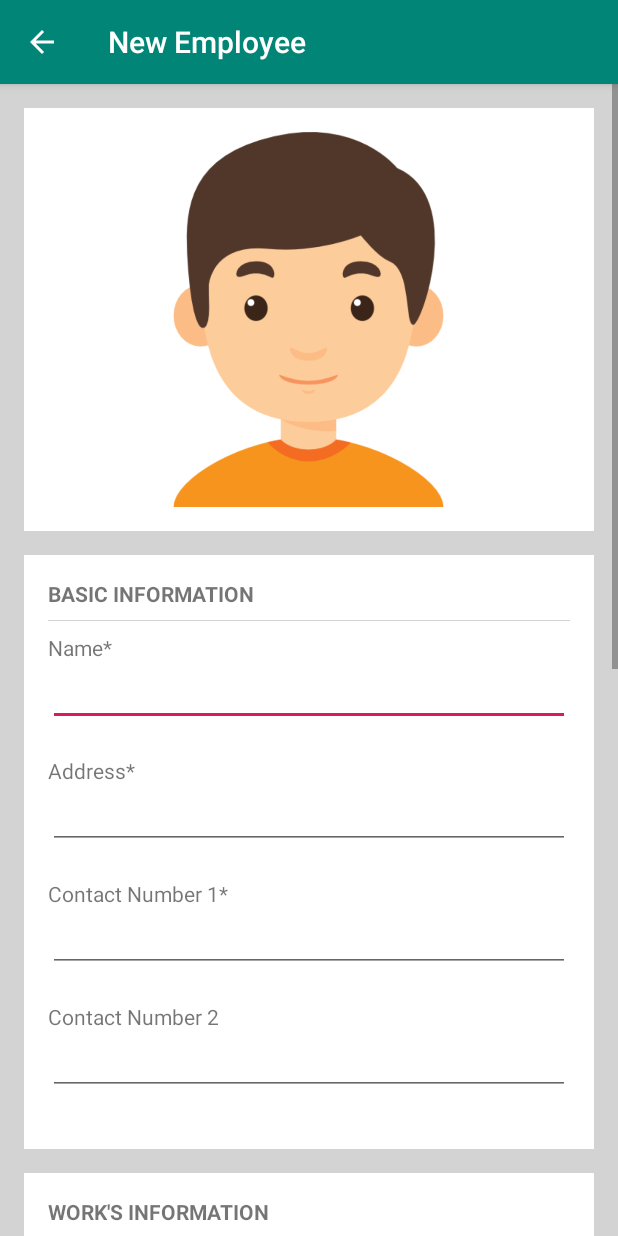
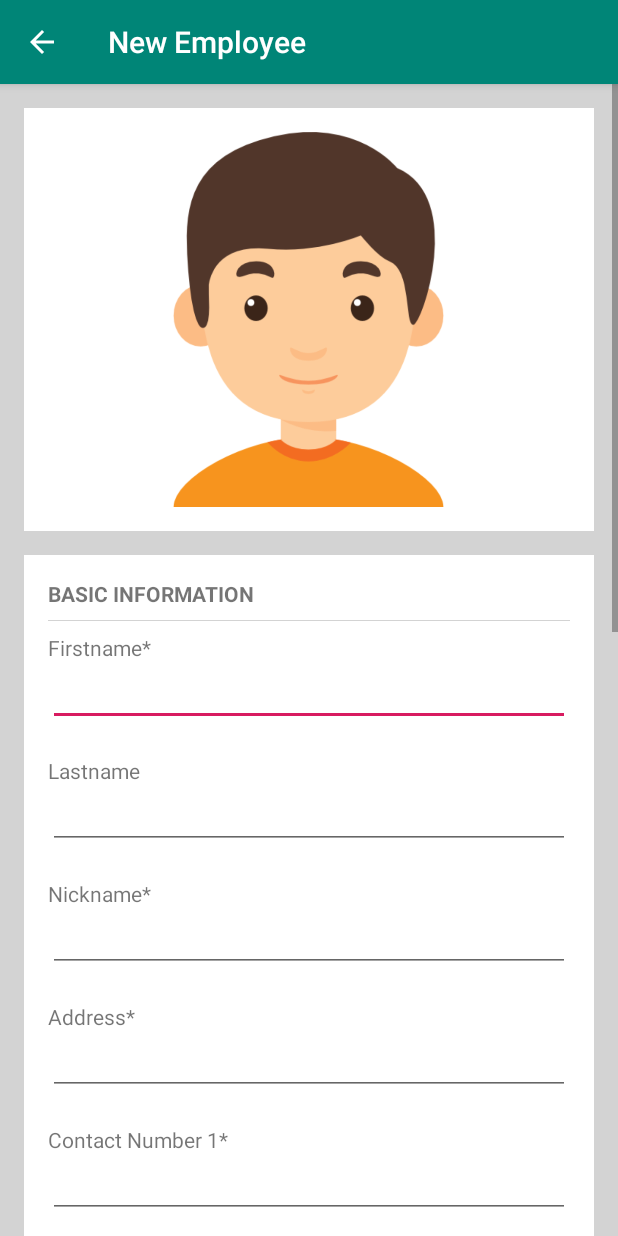
Before and after one commit to geneticdie/eContact, an Android app: the NewEmployee screen opened directly, with no data from a screen before it, on a phone screen of 412 x 824 dp. Run offline under Robolectric (Android 15) with nearby library versions, the phone set to English and light mode, and no system bars; our stand-ins replace Firebase (no records; nobody signed in at launch, a user with empty details on screens opened directly); libraries missing offline, so code that uses them is left out: com.theartofdev.edmodo, com.weiwangcn.betterspinner; plain views replace MaterialBetterSpinner; 4 statements that could not run were skipped.

Commit message:
Init import

```diff
--- a/app/src/main/java/xyz/voltwilz/employee/NewEmployee.java
+++ b/app/src/main/java/xyz/voltwilz/employee/NewEmployee.java
@@ -12,6 +12,8 @@ import android.content.DialogInterface;
 import android.content.Intent;
 import android.net.Uri;
 import android.os.Bundle;
+import android.text.Editable;
+import android.text.TextWatcher;
 import android.view.MenuItem;
 import android.view.View;
 import android.view.animation.Animation;
@@ -24,6 +26,8 @@ import android.widget.ImageView;
 import android.widget.LinearLayout;
 import android.widget.ProgressBar;
 import android.widget.RelativeLayout;
+import android.widget.Spinner;
+import android.widget.TextView;
 import android.widget.Toast;
 
 import com.fasterxml.jackson.databind.ObjectMapper;
@@ -61,12 +65,15 @@ public class NewEmployee extends AppCompatActivity {
     LinearLayout newEmployee_wholeLayout;
     ProgressBar newEmployee_progressBar;
     MaterialBetterSpinner mColourRelation;
-    EditText mName, mAddress, mSalary, mCtcNum1, mCtcNum2, mOrganization,
-            mOrgaDetail, mBudget1, mBudget2, mTypeBudget1, mTypeBudget2;
+    ArrayAdapter<String> arrayAdapterTypeBudget;
+    Spinner spinnerTypeBudget1, spinnerTypeBudget2;
+    TextView tv_TypeBudget2;
+    EditText mFirstname, mLastname, mNickname, mAddress, mSalary, mCtcNum1, mCtcNum2, mOrganization,
+            mOrgaDetail, mBudget1, mBudget2;
     ImageView newEmployeeProfPic;
-    String newEmployeeName, newEmployeeAddress, newEmployeeCtcNum1,
+    String newEmployeeFirstname, newEmployeeLastname, newEmployeeNickname, newEmployeeAddress, newEmployeeCtcNum1,
             newEmployeeCtcNum2, newEmployeeOrganization, newEmployeeOrgaDetail, newEmployeeTypeBudget1, newEmployeeTypeBudget2;
-    String newKeyValue, colourRelationValue;
+    String newKeyValue, colourRelationValue, typeBudget1Value, typeBudget2Value;
     Integer newEmployeeSalary, newEmployeeBudget1, newEmployeeBudget2;
 
     Button mBtnCreate;
@@ -79,13 +86,16 @@ public class NewEmployee extends AppCompatActivity {
         getSupportActionBar().setDisplayHomeAsUpEnabled(true);
         setTitle("New Employee");
 
-        String[] colourRelationList = {"Green","Yellow","Blue"};
+        String[] colourRelationList = {"Green", "Yellow", "Blue"};
+        String[] typeBudget = {"Monthly", "Yearly", "Periodic"};
 
         newEmployeeRootLayout = findViewById(R.id.newEmployee_MainLayout);
         newEmployee_wholeLayout = findViewById(R.id.newEmployee_wholeLayout);
         newEmployee_progressBar = findViewById(R.id.newEmployee_progressBar);
         newEmployeeProfPic = findViewById(R.id.newEmployee_profPicture);
-        mName = findViewById(R.id.newEmployee_name);
+        mFirstname = findViewById(R.id.newEmployee_firstName);
+        mLastname = findViewById(R.id.newEmployee_lastName);
+        mNickname = findViewById(R.id.newEmployee_nickname);
         mAddress = findViewById(R.id.newEmployee_address);
         mSalary = findViewById(R.id.newEmployee_salary);
         mCtcNum1 = findViewById(R.id.newEmployee_contactNum1);
@@ -95,8 +105,9 @@ public class NewEmployee extends AppCompatActivity {
         mColourRelation = findViewById(R.id.newEmployee_colourRelation);
         mBudget1 = findViewById(R.id.newEmployee_budget1);
         mBudget2 = findViewById(R.id.newEmployee_budget2);
-        mTypeBudget1 = findViewById(R.id.newEmployee_typeBudget1);
-        mTypeBudget2 = findViewById(R.id.newEmployee_typeBudget2);
+        spinnerTypeBudget1 = findViewById(R.id.newEmployee_SpinnerTypeBudget1);
+        spinnerTypeBudget2 = findViewById(R.id.newEmployee_SpinnerTypeBudget2);
+        tv_TypeBudget2 = findViewById(R.id.newEmployee_tvTypeBudget2);
         mBtnCreate = findViewById(R.id.newEmployee_btnCreate);
 
         ArrayAdapter<String> arrayAdapter = new ArrayAdapter<String>(this,
@@ -109,6 +120,65 @@ public class NewEmployee extends AppCompatActivity {
             @Override
             public void onItemClick(AdapterView<?> adapterView, View view, int i, long l) {
                 colourRelationValue = adapterView.getItemAtPosition(i).toString();
+            }
+        });
+
+        arrayAdapterTypeBudget = new ArrayAdapter<>(this,
+                android.R.layout.simple_dropdown_item_1line, typeBudget);
+
+        spinnerTypeBudget1.setAdapter(arrayAdapterTypeBudget);
+        spinnerTypeBudget2.setAdapter(arrayAdapterTypeBudget);
+
+        spinnerTypeBudget1.setOnItemSelectedListener(new AdapterView.OnItemSelectedListener() {
+            @Override
+            public void onItemSelected(AdapterView<?> adapterView, View view, int i, long l) {
+                typeBudget1Value = adapterView.getItemAtPosition(i).toString();
+            }
+
+            @Override
+            public void onNothingSelected(AdapterView<?> adapterView) {
+                typeBudget1Value = "";
+            }
+        });
+
+        spinnerTypeBudget2.setOnItemSelectedListener(new AdapterView.OnItemSelectedListener() {
+            @Override
+            public void onItemSelected(AdapterView<?> adapterView, View view, int i, long l) {
+                typeBudget2Value = adapterView.getItemAtPosition(i).toString();
+            }
+
+            @Override
+            public void onNothingSelected(AdapterView<?> adapterView) {
+                typeBudget2Value = "";
+            }
+        });
+
+        tv_TypeBudget2.setVisibility(View.GONE);
+        spinnerTypeBudget2.setVisibility(View.GONE);
+        mBudget2.addTextChangedListener(new TextWatcher() {
+            @Override
+            public void beforeTextChanged(CharSequence charSequence, int i, int i1, int i2) {
+
+            }
+
+            @Override
+            public void onTextChanged(CharSequence charSequence, int i, int i1, int i2) {
+                if (mBudget2.getText().toString().isEmpty()) {
+                    mBudget2.setText("0");
+                    if (Integer.valueOf(mBudget2.getText().toString()) == 0) {
+                        tv_TypeBudget2.setVisibility(View.GONE);
+                        spinnerTypeBudget2.setVisibility(View.GONE);
+                    }
+                    typeBudget2Value = "";
+                } else {
+                    tv_TypeBudget2.setVisibility(View.VISIBLE);
+                    spinnerTypeBudget2.setVisibility(View.VISIBLE);
+                }
+            }
+
+            @Override
+            public void afterTextChanged(Editable editable) {
+
             }
         });
 
@@ -133,6 +203,7 @@ public class NewEmployee extends AppCompatActivity {
 
         colourRelationValue = "";
         newKeyValue = usersRef.push().getKey();
+
         newEmployee_progressBar.setVisibility(View.INVISIBLE);
     }
 
@@ -173,14 +244,16 @@ public class NewEmployee extends AppCompatActivity {
         final Animation shake = AnimationUtils.loadAnimation(NewEmployee.this, R.anim.shake);
         Boolean validateSucceed = true;
 
-        newEmployeeName = mName.getText().toString();
+        newEmployeeFirstname = mFirstname.getText().toString();
+        newEmployeeLastname = mLastname.getText().toString();
+        newEmployeeNickname = mNickname.getText().toString();
         newEmployeeAddress = mAddress.getText().toString();
         newEmployeeCtcNum1 = mCtcNum1.getText().toString();
         newEmployeeCtcNum2 = mCtcNum2.getText().toString();
         newEmployeeOrganization = mOrganization.getText().toString();
         newEmployeeOrgaDetail = mOrgaDetail.getText().toString();
-        newEmployeeTypeBudget1 = mTypeBudget1.getText().toString();
-        newEmployeeTypeBudget2 = mTypeBudget2.getText().toString();
+        newEmployeeTypeBudget1 = typeBudget1Value;
+        newEmployeeTypeBudget2 = typeBudget2Value;
 
         // Checking if Salary, Budget1, and Budget2 is blank or not
         if (mSalary.getText().toString().equals("")) {
@@ -199,9 +272,13 @@ public class NewEmployee extends AppCompatActivity {
             newEmployeeBudget2 = Integer.valueOf(mBudget2.getText().toString());
         }
 
-        if (newEmployeeName.equals("")) {
-            mName.startAnimation(shake);
-            mName.requestFocus();
+        if (newEmployeeFirstname.equals("")) {
+            mFirstname.startAnimation(shake);
+            mFirstname.requestFocus();
+            validateSucceed = false;
+        } else if (newEmployeeNickname.equals("")) {
+            mNickname.startAnimation(shake);
+            mNickname.requestFocus();
             validateSucceed = false;
         } else if (newEmployeeAddress.equals("")) {
             mAddress.startAnimation(shake);
@@ -228,8 +305,8 @@ public class NewEmployee extends AppCompatActivity {
             mBudget1.requestFocus();
             validateSucceed = false;
         } else if (newEmployeeTypeBudget1.equals("")) {
-            mTypeBudget1.startAnimation(shake);
-            mTypeBudget1.requestFocus();
+            spinnerTypeBudget1.startAnimation(shake);
+            spinnerTypeBudget1.requestFocus();
             validateSucceed = false;
         }
 
@@ -253,7 +330,9 @@ public class NewEmployee extends AppCompatActivity {
         updateBio.put("budget2", newEmployeeBudget2);
         updateBio.put("ctcNum1", newEmployeeCtcNum1);
         updateBio.put("ctcNum2", newEmployeeCtcNum2);
-        updateBio.put("name", newEmployeeName);
+        updateBio.put("firstName", newEmployeeFirstname);
+        updateBio.put("lastName", newEmployeeLastname);
+        updateBio.put("nickname", newEmployeeNickname);
         updateBio.put("orgDetail", newEmployeeOrgaDetail);
         updateBio.put("organization", newEmployeeOrganization);
         updateBio.put("salary", newEmployeeSalary);
--- a/app/src/main/java/xyz/voltwilz/employee/SignUpPage.java
+++ b/app/src/main/java/xyz/voltwilz/employee/SignUpPage.java
@@ -145,7 +145,7 @@ public class SignUpPage extends AppCompatActivity {
         DateFormat dateFormat = new SimpleDateFormat("dd/MM/yy HH:mm:ss");
         Date currentDate = new Date();
 
-        UserProfile userProfile = new UserProfile("", "", "",
+        UserProfile userProfile = new UserProfile("", "", "", "", "",
                 "", "", "",
                 "", "", 0,
                 0, 0, 1, dateFormat.format(currentDate), "");
--- a/app/src/main/res/layout/activity_new_employee.xml
+++ b/app/src/main/res/layout/activity_new_employee.xml
@@ -70,10 +70,36 @@
                     android:layout_width="wrap_content"
                     android:layout_height="wrap_content"
                     android:textSize="14sp"
-                    android:text="Name*"/>
+                    android:text="Firstname*"/>
 
                 <EditText
-                    android:id="@+id/newEmployee_name"
+                    android:id="@+id/newEmployee_firstName"
+                    android:layout_width="match_parent"
+                    android:layout_height="wrap_content"
+                    android:textSize="16sp"
+                    android:layout_marginBottom="20dp"/>
+
+                <TextView
+                    android:layout_width="wrap_content"
+                    android:layout_height="wrap_content"
+                    android:textSize="14sp"
+                    android:text="Lastname"/>
+
+                <EditText
+                    android:id="@+id/newEmployee_lastName"
+                    android:layout_width="match_parent"
+                    android:layout_height="wrap_content"
+                    android:textSize="16sp"
+                    android:layout_marginBottom="20dp"/>
+
+                <TextView
+                    android:layout_width="wrap_content"
+                    android:layout_height="wrap_content"
+                    android:textSize="14sp"
+                    android:text="Nickname*"/>
+
+                <EditText
+                    android:id="@+id/newEmployee_nickname"
                     android:layout_width="match_parent"
                     android:layout_height="wrap_content"
                     android:textSize="16sp"
@@ -230,24 +256,25 @@
                     android:textSize="14sp"
                     android:text="Type Budget 1*"/>
 
-                <EditText
-                    android:id="@+id/newEmployee_typeBudget1"
+                <Spinner
+                    android:id="@+id/newEmployee_SpinnerTypeBudget1"
                     android:layout_width="match_parent"
                     android:layout_height="wrap_content"
-                    android:textSize="16sp"
+                    android:hint="Type Budget 1"
                     android:layout_marginBottom="20dp"/>
 
                 <TextView
+                    android:id="@+id/newEmployee_tvTypeBudget2"
                     android:layout_width="wrap_content"
                     android:layout_height="wrap_content"
                     android:textSize="14sp"
                     android:text="Type Budget 2"/>
 
-                <EditText
-                    android:id="@+id/newEmployee_typeBudget2"
+                <Spinner
+                    android:id="@+id/newEmployee_SpinnerTypeBudget2"
                     android:layout_width="match_parent"
                     android:layout_height="wrap_content"
-                    android:textSize="16sp"
+                    android:hint="Type Budget 2"
                     android:layout_marginBottom="20dp"/>
             </LinearLayout>
 
--- a/app/src/main/res/layout/cardview_manage_user.xml
+++ b/app/src/main/res/layout/cardview_manage_user.xml
@@ -27,7 +27,7 @@
         <LinearLayout
             android:layout_width="match_parent"
             android:layout_height="match_parent"
-            android:layout_marginStart="16dp"
+            android:layout_marginStart="8dp"
             android:orientation="vertical">
 
             <TextView
```
Also changed, not shown: app/src/main/java/xyz/voltwilz/employee/ClassOnly/ManageUserAdapter.java (+8 -1 lines), app/src/main/java/xyz/voltwilz/employee/ClassOnly/UserProfile.java (+29 -13 lines), app/src/main/java/xyz/voltwilz/employee/Profile.java (+112 -52 lines), app/src/main/res/layout/activity_profile.xml (+35 -8 lines).
